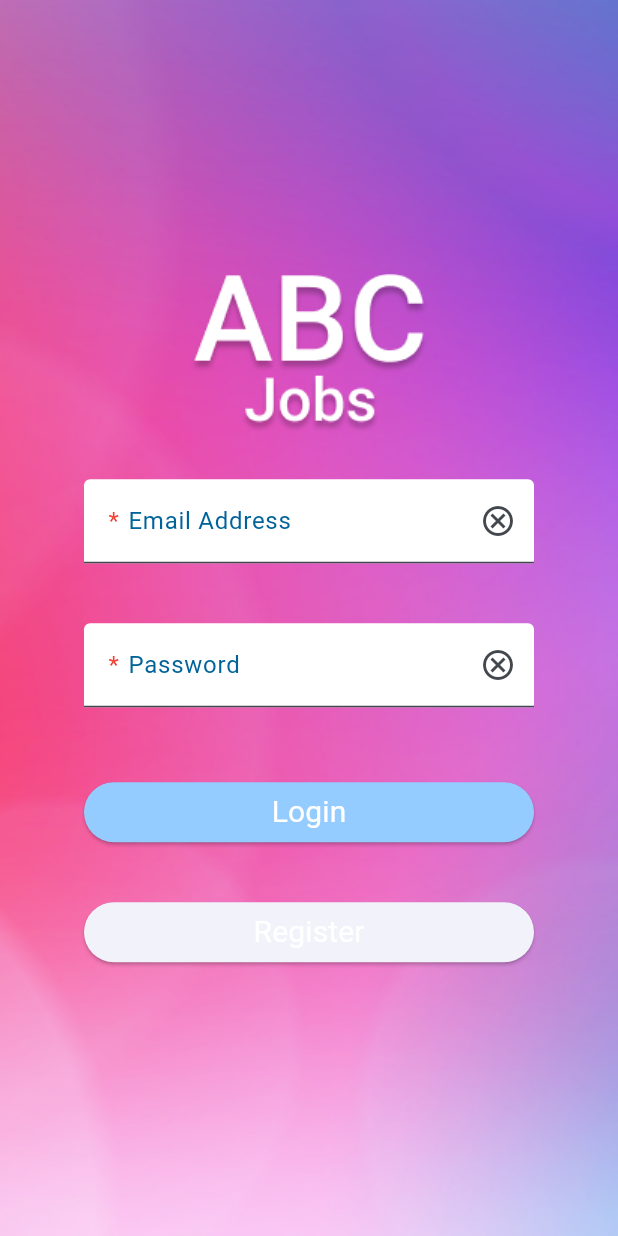
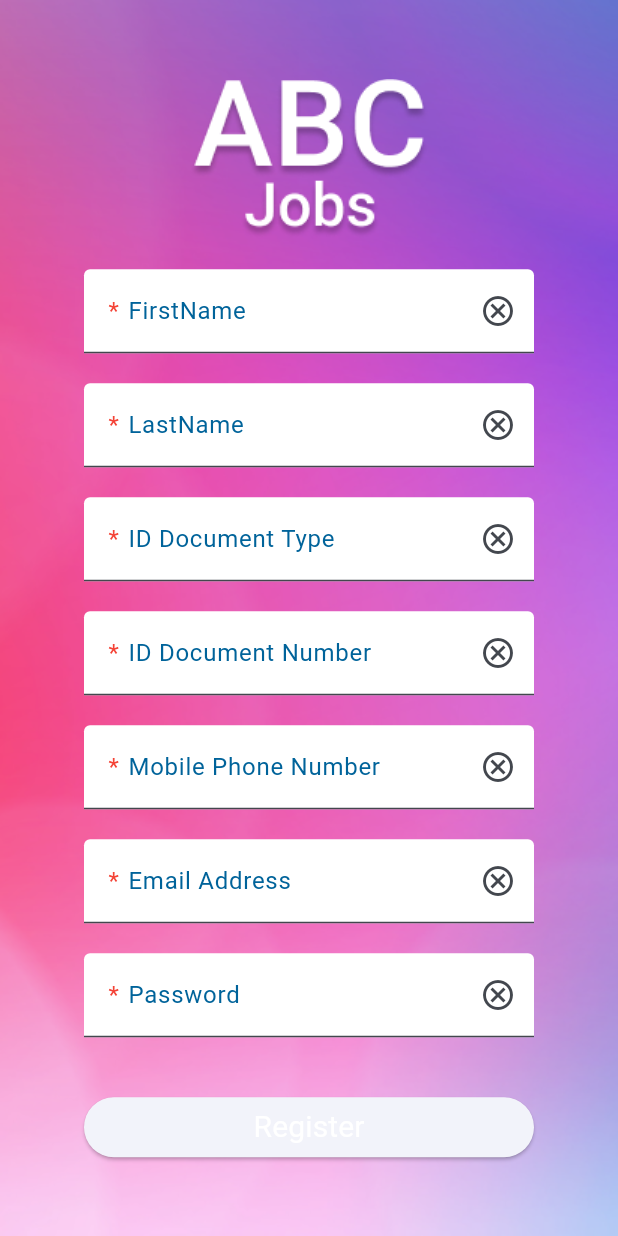
Before and after one commit to s-rojash/MISW-Proyecto_Final_01-Grupo_30_Movil, a Flutter app: the screen it shows after launch, after a tap on "Login", on a phone screen of 412 x 824 dp. Run offline on Flutter 3.47's test engine with Material 2 defaults, Android fonts, the phone set to English and light mode, and no system bars; generated files the repository leaves out were written again.

```diff
--- a/lib/BackendServices/AuthorizationService.dart
+++ /dev/null
@@ -1 +0,0 @@
-import 'package:http/http.dart' as http;
--- /dev/null
+++ b/lib/Models/candidato.dart
@@ -0,0 +1,86 @@
+import 'dart:async';
+
+class Candidato {
+  int? _id;
+
+  int? get id => _id;
+
+  set id(int? value) {
+    _id = value;
+  }
+  String? _nombres;
+
+  String? get nombres => _nombres;
+
+  set nombres(String? value) {
+    _nombres = value;
+  }
+  String? _apellidos;
+
+  String? get apellidos => _apellidos;
+
+  set apellidos(String? value) {
+    _apellidos = value;
+  }
+  String? _email;
+
+  String? get email => _email;
+
+  set email(String? value) {
+    _email = value;
+  }
+  String? _celular;
+
+  String? get celular => _celular;
+
+  set celular(String? value) {
+    _celular = value;
+  }
+  String? _tipoDocumento;
+
+  String? get tipoDocumento => _tipoDocumento;
+
+  set tipoDocumento(String? value) {
+    _tipoDocumento = value;
+  }
+  String? _numDocumento;
+
+  String? get numDocumento => _numDocumento;
+
+  set numDocumento(String? value) {
+    _numDocumento = value;
+  }
+
+  Candidato({
+    int? id,
+    String? nombres,
+    String? apellidos,
+    String? email,
+    String? celular,
+    String? tipoDocumento,
+    String? numDocumento,
+  }) : _id = id, _numDocumento = numDocumento, _tipoDocumento = tipoDocumento, _celular = celular, _email = email, _apellidos = apellidos, _nombres = nombres;
+
+  factory Candidato.fromJson(Map<String, dynamic> json) {
+    return Candidato(
+      id: json['id'],
+      nombres: json['nombres'],
+      apellidos: json['apellidos'],
+      email: json['email'],
+      celular: json['celular'],
+      tipoDocumento: json['tipoDocumento'],
+      numDocumento: json['numDocumento'],
+    );
+  }
+  Map<String, dynamic> toJson() {
+    return {
+      'id': _id,
+      'nombres': _nombres,
+      'apellidos': _apellidos,
+      'email': _email,
+      'celular': _celular,
+      'tipoDocumento': _tipoDocumento,
+      'numDocumento': _numDocumento,
+    };
+  }
+}
--- a/lib/Pages/LoginPage.dart
+++ b/lib/Pages/login_page.dart
@@ -1,7 +1,8 @@
 import 'package:flutter/material.dart';
 import 'package:flutter_gen/gen_l10n/app_localizations.dart';
 
-import '../Utils/Utils.dart';
+import '../Utils/utils.dart';
+import 'register_page.dart';
 
 class LoginPage extends StatefulWidget {
   const LoginPage({super.key, required this.title});
@@ -50,6 +51,7 @@ class _LoginPageState extends State<LoginPage> {
               SizedBox(height: 40),
               SizedBox(width: 300,
                 child: TextFormField(
+                    obscureText: true,
                     decoration: InputDecoration(
                       label: RequiredLabel( AppLocalizations.of(context)!.password),
                       suffixIcon: const Icon(Icons.cancel_outlined),
@@ -77,10 +79,10 @@ class _LoginPageState extends State<LoginPage> {
                       onPrimary: Colors.white, // foreground
                     ),
                     onPressed: () {
-                      //Navigator.push(
-                      //  context,
-                      //MaterialPageRoute(builder: (context) => const AutenticacionPage()),
-                      //);
+                      Navigator.push(
+                        context,
+                        MaterialPageRoute(builder: (context) => const RegisterPage()),
+                      );
                     },
                     child: Text(AppLocalizations.of(context)!.login, style: TextStyle(
                       fontSize: 20))
@@ -90,10 +92,16 @@ class _LoginPageState extends State<LoginPage> {
               SizedBox(
                 height: 40,
                 width: 300,
-                child: ElevatedButton(onPressed: () {},
-                        child: Text(AppLocalizations.of(context)!.register, style: TextStyle(
-                            fontSize: 20)
-                        )
+                child: ElevatedButton(
+                    onPressed: () {
+                      Navigator.push(
+                        context,
+                        MaterialPageRoute(builder: (context) => const RegisterPage()),
+                      );
+                    },
+                      child: Text(AppLocalizations.of(context)!.register, style: TextStyle(
+                          fontSize: 20)
+                      )
                     ),
                   ),
           ],
--- /dev/null
+++ b/lib/Pages/register_page.dart
@@ -0,0 +1,234 @@
+import 'package:flutter/material.dart';
+import 'package:flutter_gen/gen_l10n/app_localizations.dart';
+
+import '../BackendServices/candidato_services.dart';
+import '../Models/candidato.dart';
+import '../Utils/utils.dart';
+
+class RegisterPage extends StatefulWidget {
+  const RegisterPage({super.key});
+
+  @override
+  State<RegisterPage> createState() => _RegisterPageState();
+}
+
+class _RegisterPageState extends State<RegisterPage> {
+  final _formKey = GlobalKey<FormState>();
+  Candidato candidato = Candidato();
+  String password = "";
+
+  registrarCandidato() async {
+    var valid = _formKey.currentState!.validate();
+    print(valid);
+    if (valid) {
+      return;
+    } else {
+      CandidatoServices().registrarCandidato(candidato, password);
+    }
+  }
+
+  @override
+  Widget build(BuildContext context) {
+    return Scaffold(
+      body: Container(
+        decoration: BoxDecoration(
+          image: DecorationImage(
+            image: AssetImage("assets/images/background.png"),
+            fit: BoxFit.cover,
+          ),
+        ),
+        child: Center(
+          child: Form(
+            key: _formKey,
+            child: Column(
+              mainAxisAlignment: MainAxisAlignment.center,
+              children: <Widget>[
+                Image.asset('assets/images/logo.png'),
+                SizedBox(height: 20),
+                SizedBox(
+                  width: 300,
+                  child: TextFormField(
+                      onChanged: (value) {
+                        candidato.nombres = value;
+                      },
+                      decoration: InputDecoration(
+                        label: RequiredLabel(
+                            AppLocalizations.of(context)!.firstName),
+                        suffixIcon: const Icon(Icons.cancel_outlined),
+                        prefixIconColor: MaterialStateColor.resolveWith(
+                            (Set<MaterialState> states) {
+                          if (states.contains(MaterialState.focused)) {
+                            return Colors.green;
+                          }
+                          if (states.contains(MaterialState.error)) {
+                            return Colors.red;
+                          }
+                          return Colors.grey;
+                        }),
+                      )),
+                ),
+                SizedBox(height: 20),
+                SizedBox(
+                  width: 300,
+                  child: TextFormField(
+                      onChanged: (value) {
+                        candidato.apellidos = value;
+                      },
+                      validator: (value) {
+                        print(value);
+                        if (value!.isEmpty) {
+                          return AppLocalizations.of(context)!.fieldRequired;
+                        }
+                        return null;
+                      },
+                      decoration: InputDecoration(
+                        label: RequiredLabel(
+                            AppLocalizations.of(context)!.lastName),
+                        suffixIcon: const Icon(Icons.cancel_outlined),
+                        prefixIconColor: MaterialStateColor.resolveWith(
+                            (Set<MaterialState> states) {
+                          if (states.contains(MaterialState.focused)) {
+                            return Colors.green;
+                          }
+                          if (states.contains(MaterialState.error)) {
+                            return Colors.red;
+                          }
+                          return Colors.grey;
+                        }),
+                      )),
+                ),
+                SizedBox(height: 20),
+                SizedBox(
+                  width: 300,
+                  child: TextFormField(
+                      onChanged: (value) {
+                        candidato.tipoDocumento = value;
+                      },
+                      decoration: InputDecoration(
+                        label: RequiredLabel(
+                            AppLocalizations.of(context)!.idDocumentType),
+                        suffixIcon: const Icon(Icons.cancel_outlined),
+                        prefixIconColor: MaterialStateColor.resolveWith(
+                            (Set<MaterialState> states) {
+                          if (states.contains(MaterialState.focused)) {
+                            return Colors.green;
+                          }
+                          if (states.contains(MaterialState.error)) {
+                            return Colors.red;
+                          }
+                          return Colors.grey;
+                        }),
+                      )),
+                ),
+                SizedBox(height: 20),
+                SizedBox(
+                  width: 300,
+                  child: TextFormField(
+                      onChanged: (value) {
+                        candidato.numDocumento = value;
+                      },
+                      decoration: InputDecoration(
+                        label: RequiredLabel(
+                            AppLocalizations.of(context)!.idDocumentNumber),
+                        suffixIcon: const Icon(Icons.cancel_outlined),
+                        prefixIconColor: MaterialStateColor.resolveWith(
+                            (Set<MaterialState> states) {
+                          if (states.contains(MaterialState.focused)) {
+                            return Colors.green;
+                          }
+                          if (states.contains(MaterialState.error)) {
+                            return Colors.red;
+                          }
+                          return Colors.grey;
+                        }),
+                      )),
+                ),
+                SizedBox(height: 20),
+                SizedBox(
+                  width: 300,
+                  child: TextFormField(
+                      onChanged: (value) {
+                        candidato.celular = value;
+                      },
+                      decoration: InputDecoration(
+                        label: RequiredLabel(
+                            AppLocalizations.of(context)!.mobilePhoneNumber),
+                        suffixIcon: const Icon(Icons.cancel_outlined),
+                        prefixIconColor: MaterialStateColor.resolveWith(
+                            (Set<MaterialState> states) {
+                          if (states.contains(MaterialState.focused)) {
+                            return Colors.green;
+                          }
+                          if (states.contains(MaterialState.error)) {
+                            return Colors.red;
+                          }
+                          return Colors.grey;
+                        }),
+                      )),
+                ),
+                SizedBox(height: 20),
+                SizedBox(
+                  width: 300,
+                  child: TextFormField(
+                      onChanged: (value) {
+                        candidato.email = value;
+                      },
+                      decoration: InputDecoration(
+                        label:
+                            RequiredLabel(AppLocalizations.of(context)!.email),
+                        suffixIcon: const Icon(Icons.cancel_outlined),
+                        prefixIconColor: MaterialStateColor.resolveWith(
+                            (Set<MaterialState> states) {
+                          if (states.contains(MaterialState.focused)) {
+                            return Colors.green;
+                          }
+                          if (states.contains(MaterialState.error)) {
+                            return Colors.red;
+                          }
+                          return Colors.grey;
+                        }),
+                      )),
+                ),
+                SizedBox(height: 20),
+                SizedBox(
+                  width: 300,
+                  child: TextFormField(
+                      onChanged: (value) {
+                        password = value;
+                      },
+                      obscureText: true,
+                      decoration: InputDecoration(
+                        label: RequiredLabel(
+                            AppLocalizations.of(context)!.password),
+                        suffixIcon: const Icon(Icons.cancel_outlined),
+                        prefixIconColor: MaterialStateColor.resolveWith(
+                            (Set<MaterialState> states) {
+                          if (states.contains(MaterialState.focused)) {
+                            return Colors.green;
+                          }
+                          if (states.contains(MaterialState.error)) {
+                            return Colors.red;
+                          }
+                          return Colors.grey;
+                        }),
+                      )),
+                ),
+                SizedBox(height: 40),
+                SizedBox(
+                  height: 40,
+                  width: 300,
+                  child: ElevatedButton(
+                      onPressed: () {
+                        registrarCandidato();
+                      },
+                      child: Text(AppLocalizations.of(context)!.register,
+                          style: TextStyle(fontSize: 20))),
+                ),
+              ],
+            ),
+          ),
+        ),
+      ),
+    );
+  }
+}
--- /dev/null
+++ b/lib/Utils/configuration_settings.dart
@@ -0,0 +1 @@
+const String BackendURL = 'http://localhost';
--- a/lib/l10n/app_en.arb
+++ b/lib/l10n/app_en.arb
@@ -14,5 +14,29 @@
   "register": "Register",
   "@register": {
     "description": "Register button text"
+  },
+  "firstName": "FirstName",
+  "@firstName": {
+    "description": "Candidate's first name"
+  },
+  "lastName": "LastName",
+  "@lastName": {
+    "description": "Candidate's last name"
+  },
+  "idDocumentType": "ID Document Type",
+  "@idDocumentType": {
+    "description": "Candidate's ID document nype"
+  },
+  "idDocumentNumber": "ID Document Number",
+  "@idDocumentNumber": {
+    "description": "Candidate's ID document number"
+  },
+  "mobilePhoneNumber": "Mobile Phone Number",
+  "@mobilePhoneNumber": {
+    "description": "Candidate's mobile phone number"
+  },
+  "fieldRequired": "Required field",
+  "@mobilePhoneNumber": {
+    "description": "Message for an empty required field"
   }
 }
--- a/lib/l10n/app_es.arb
+++ b/lib/l10n/app_es.arb
@@ -2,5 +2,11 @@
     "email": "Correo electrónico",
     "password": "Contraseña",
     "login": "Iniciar sesión",
-    "register": "Registrese"
+    "register": "Registrarse",
+    "firstName": "Nombres",
+    "lastName": "Apellidos",
+    "idDocumentType": "Tipo de documento de identidad",
+    "idDocumentNumber": "Número de documento de identidad",
+    "mobilePhoneNumber": "Número de celular",
+    "fieldRequired": "El campo es obligatorio"
 }
--- a/lib/main.dart
+++ b/lib/main.dart
@@ -1,9 +1,9 @@
 import 'package:flutter/material.dart';
 import 'package:flutter_gen/gen_l10n/app_localizations.dart';
 import 'package:flutter_localizations/flutter_localizations.dart';
-import 'package:abcjobs_movil/Utils/Utils.dart';
+import 'package:abcjobs_movil/Utils/utils.dart';
 
-import 'Pages/LoginPage.dart';
+import 'Pages/login_page.dart';
 
 void main() {
   runApp(const MyApp());
--- a/pubspec.yaml
+++ b/pubspec.yaml
@@ -51,6 +51,7 @@ dev_dependencies:
   # package. See that file for information about deactivating specific lint
   # rules and activating additional ones.
   flutter_lints: ^2.0.0
+  test: ^1.24.3
 
 # For information on the generic Dart part of this file, see the
 # following page: https://dart.dev/tools/pub/pubspec
```
Also changed, not shown: lib/BackendServices/candidato_services.dart (added, +44 -0 lines), lib/Models/CandidateModel.dart (deleted, +0 -24 lines), lib/Utils/utils.dart (renamed from lib/Utils/Utils.dart), pubspec.lock, 3 other files.
